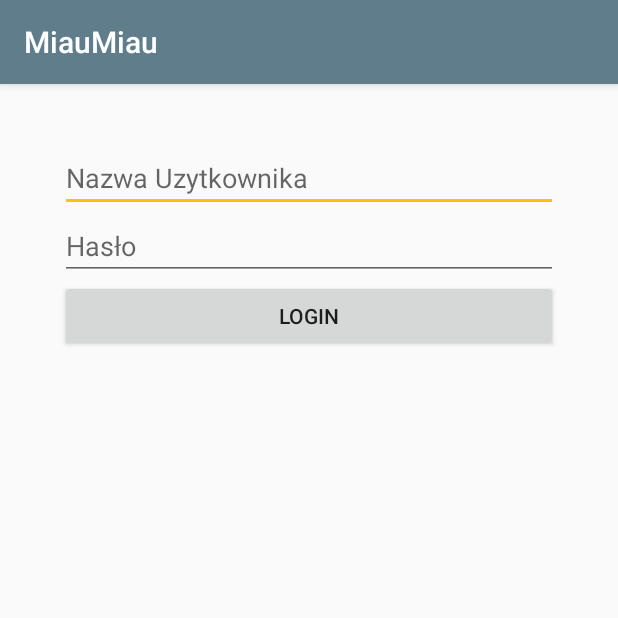
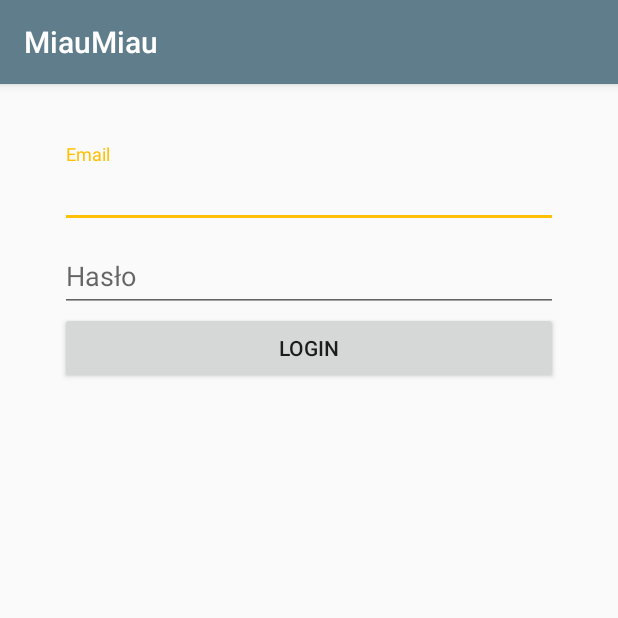
Before and after one commit to Marczu/MiauMiau, an Android app: the screen it shows after launch (LoginActivity), on a phone screen of 412 x 824 dp, the top half of it. Run offline under Robolectric (Android 15) with nearby library versions, the phone set to English and light mode, and no system bars; our stand-ins replace Firebase (no records; nobody signed in at launch, a user with empty details on screens opened directly); Roboto replaces fonts that are not available here.

Commit message:
commit 2 added login

```diff
--- a/app/src/main/AndroidManifest.xml
+++ b/app/src/main/AndroidManifest.xml
@@ -1,6 +1,8 @@
 <?xml version="1.0" encoding="utf-8"?>
 <manifest xmlns:android="http://schemas.android.com/apk/res/android"
     package="com.marcinmejner.miaumiau">
+
+    <uses-permission android:name="android.permission.INTERNET"/>
 
     <application
         android:allowBackup="true"
--- a/app/src/main/java/com/marcinmejner/miaumiau/login/LoginActivity.kt
+++ b/app/src/main/java/com/marcinmejner/miaumiau/login/LoginActivity.kt
@@ -1,9 +1,21 @@
 package com.marcinmejner.miaumiau.login
 
+import android.content.Intent
 import android.support.v7.app.AppCompatActivity
 import android.os.Bundle
+import android.util.Log
+import android.view.View
+import android.widget.Button
+import android.widget.EditText
+import android.widget.ProgressBar
+import android.widget.Toast
+import com.google.android.gms.tasks.OnCompleteListener
+import com.google.android.gms.tasks.Task
+import com.google.firebase.auth.AuthResult
 import com.google.firebase.auth.FirebaseAuth
 import com.marcinmejner.miaumiau.R
+import com.marcinmejner.miaumiau.chat_screen.ChatActivity
+import kotlinx.android.synthetic.main.activity_login.*
 
 class LoginActivity : AppCompatActivity() {
     private val TAG = "LoginActivity"
@@ -12,8 +24,103 @@ class LoginActivity : AppCompatActivity() {
     private var mAuth: FirebaseAuth? = null
     private var mAuthStateListener: FirebaseAuth.AuthStateListener? = null
 
+    //vars
+    lateinit var userEmail: EditText
+    lateinit var userPassowrd: EditText
+    lateinit var progressBar: ProgressBar
+    lateinit var loginBtn: Button
+
+
     override fun onCreate(savedInstanceState: Bundle?) {
         super.onCreate(savedInstanceState)
-        setContentView(R.layout.activity_main)
+        setContentView(R.layout.activity_login)
+
+        setupFirebaseAuth()
+
+        init()
+    }
+
+    fun init() {
+        initWidgets()
+        initLogin()
+
+    }
+
+    private fun initWidgets() {
+        userEmail = user_email_ed
+        userPassowrd = user_passowrd_ed
+        progressBar = login_progresbar
+        loginBtn = login_btn
+    }
+
+    private fun isStringNull(string: String): Boolean {
+        return string == ""
+    }
+
+    /*--------------------------------------------------------------------------------
+      ------------------------------FIREBASE -----------------------------------------
+      --------------------------------------------------------------------------------*/
+
+    private fun initLogin() {
+
+        loginBtn.setOnClickListener {
+            Log.d(TAG, "initLogin: attempt to login")
+
+            val emailText = userEmail.text.toString()
+            val passwordText = userPassowrd.text.toString()
+
+            if (isStringNull(emailText) || isStringNull(passwordText)) run {
+                Toast.makeText(this@LoginActivity, "Musisz wypełnić wszystkie pola", Toast.LENGTH_SHORT).show()
+            } else {
+                progressBar.visibility = View.VISIBLE
+
+                mAuth?.signInWithEmailAndPassword(emailText, passwordText)
+                        ?.addOnCompleteListener(this@LoginActivity) { task ->
+                            if (task.isSuccessful) {
+                                val user = mAuth?.currentUser
+                                Log.d(TAG, "initLogin: user to: $user")
+
+                                startActivity(Intent(this@LoginActivity, ChatActivity::class.java))
+                                finish()
+
+
+                            } else {
+                                Log.w(TAG, "signInWithEmail:failure", task.exception)
+                                Toast.makeText(this@LoginActivity, "Nie udało sie zalogować.",
+                                        Toast.LENGTH_SHORT).show()
+                                progressBar.visibility = View.GONE
+
+                            }
+                        }
+            }
+        }
+    }
+
+    /*Setup Firebase*/
+
+    private fun setupFirebaseAuth() {
+        mAuth = FirebaseAuth.getInstance()
+        mAuthStateListener = FirebaseAuth.AuthStateListener { firebaseAuth ->
+            val user = firebaseAuth.currentUser
+
+            if (user != null) {
+                Log.d(TAG, "onAuthStateChanged: user signed_in" + user.uid)
+            } else {
+                Log.d(TAG, "onAuthStateChanged: user signed_out")
+            }
+        }
+    }
+
+    public override fun onStart() {
+        super.onStart()
+        mAuth?.addAuthStateListener(mAuthStateListener!!)
+
+    }
+
+    override fun onStop() {
+        super.onStop()
+        if (mAuthStateListener != null) {
+            mAuth?.removeAuthStateListener(mAuthStateListener!!)
+        }
     }
 }
--- /dev/null
+++ b/app/src/main/res/layout/activity_login.xml
@@ -0,0 +1,55 @@
+<?xml version="1.0" encoding="utf-8"?>
+<RelativeLayout xmlns:android="http://schemas.android.com/apk/res/android"
+    xmlns:app="http://schemas.android.com/apk/res-auto"
+    xmlns:tools="http://schemas.android.com/tools"
+    android:layout_width="match_parent"
+    android:layout_height="match_parent"
+    android:padding="40dp"
+    tools:context=".login.LoginActivity">
+
+    <android.support.design.widget.TextInputLayout
+        android:id="@+id/ed_layout1"
+        android:layout_width="match_parent"
+        android:layout_height="wrap_content">
+
+        <EditText
+            android:id="@+id/user_email_ed"
+            android:layout_width="match_parent"
+            android:layout_height="wrap_content"
+            android:hint="Email"
+            android:inputType="textEmailAddress" />
+
+    </android.support.design.widget.TextInputLayout>
+
+    <android.support.design.widget.TextInputLayout
+        android:id="@+id/ed_layout2"
+        android:layout_below="@+id/ed_layout1"
+        android:layout_width="match_parent"
+        android:layout_height="wrap_content">
+
+    <EditText
+        android:id="@+id/user_passowrd_ed"
+        android:layout_width="match_parent"
+        android:layout_height="wrap_content"
+        android:inputType="textPassword"
+        android:hint="Hasło" />
+
+    </android.support.design.widget.TextInputLayout>
+
+
+    <android.support.v7.widget.AppCompatButton
+        android:id="@+id/login_btn"
+        android:layout_width="match_parent"
+        android:layout_height="wrap_content"
+        android:layout_below="@id/ed_layout2"
+        android:text="Login" />
+
+    <ProgressBar
+        android:id="@+id/login_progresbar"
+        android:layout_centerInParent="true"
+        android:layout_width="100dp"
+        android:layout_height="100dp"
+        android:visibility="invisible"/>
+
+
+</RelativeLayout>
--- a/app/src/main/res/layout/activity_main.xml
+++ /dev/null
@@ -1,35 +0,0 @@
-<?xml version="1.0" encoding="utf-8"?>
-<RelativeLayout xmlns:android="http://schemas.android.com/apk/res/android"
-    xmlns:app="http://schemas.android.com/apk/res-auto"
-    xmlns:tools="http://schemas.android.com/tools"
-    android:layout_width="match_parent"
-    android:layout_height="match_parent"
-    tools:context=".login.LoginActivity"
-    android:padding="40dp">
-
-    <EditText
-        android:id="@+id/username_ed"
-        android:layout_width="match_parent"
-        android:layout_height="wrap_content"
-
-        android:hint="Nazwa Uzytkownika" />
-
-    <EditText
-        android:id="@+id/passowrd_ed"
-        android:layout_below="@id/username_ed"
-        android:layout_width="match_parent"
-        android:layout_height="wrap_content"
-        android:hint="Hasło"
-        />
-
-
-    <android.support.v7.widget.AppCompatButton
-        android:id="@+id/login_btn"
-        android:layout_below="@id/passowrd_ed"
-        android:layout_width="match_parent"
-        android:layout_height="wrap_content"
-        android:text="Login"/>
-
-
-
-</RelativeLayout>
```
